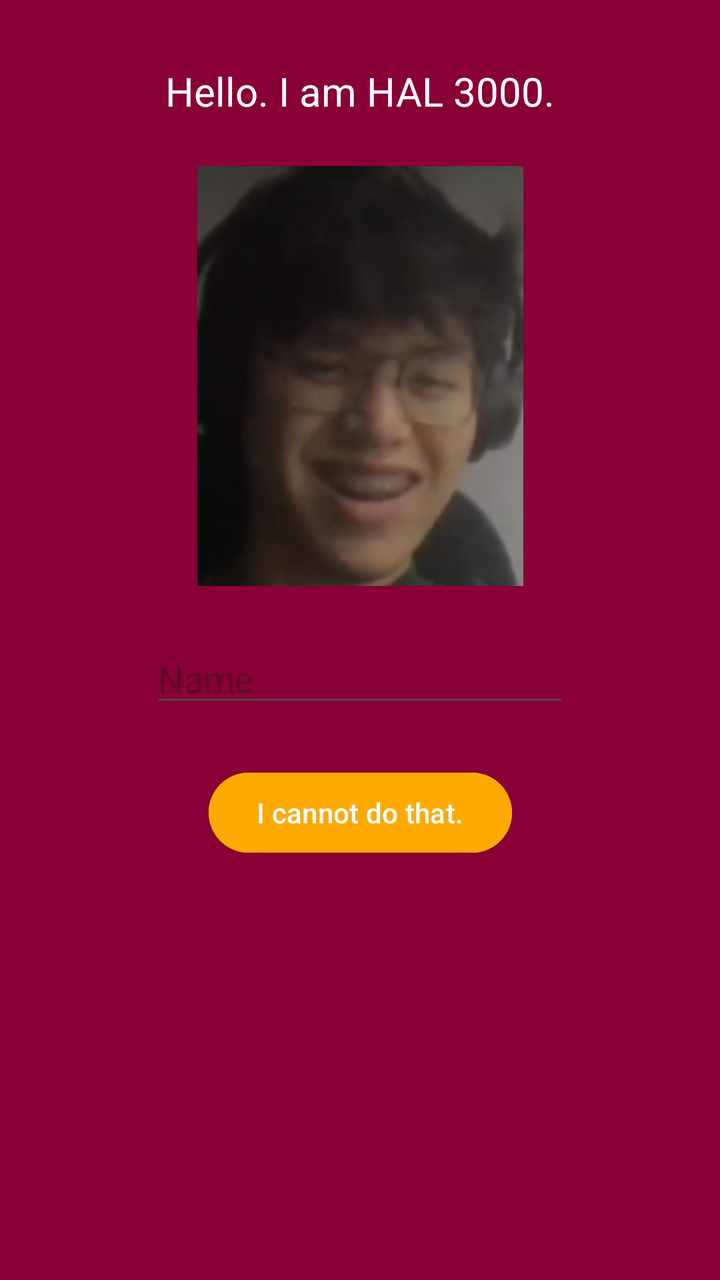
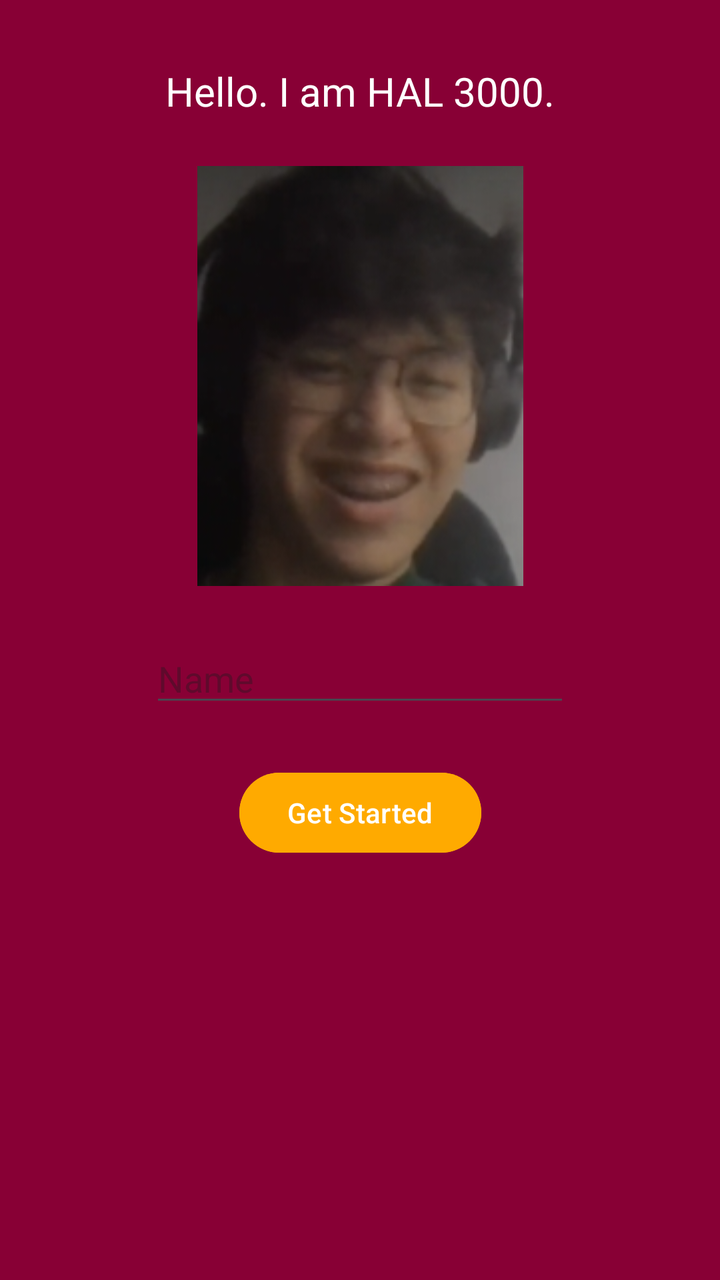

Two renders of the same Android screen: before a commit and after it. Below are the layout's source before the change and the commit's diff.
<!-- AndroidManifest.xml: application theme Theme.Study_buddy -->
<!-- res/layout/activity_main.xml -->
<?xml version="1.0" encoding="utf-8"?>
<androidx.constraintlayout.widget.ConstraintLayout
    xmlns:android="http://schemas.android.com/apk/res/android"
    xmlns:app="http://schemas.android.com/apk/res-auto"
    xmlns:tools="http://schemas.android.com/tools"
    android:id="@+id/main"
    android:layout_width="match_parent"
    android:layout_height="match_parent"
    android:background="#880035"
    tools:context=".MainActivity">

    <TextView
        android:id="@+id/textView"
        android:layout_width="wrap_content"
        android:layout_height="wrap_content"
        android:text="Hello. I am HAL 3000."
        android:textSize="20sp"
        android:textColor="#FFFFFF"
        app:layout_constraintTop_toTopOf="parent"
        app:layout_constraintStart_toStartOf="parent"
        app:layout_constraintEnd_toEndOf="parent"
        android:layout_marginTop="32dp"/>

    <ImageView
        android:id="@+id/imageView"
        android:layout_width="wrap_content"
        android:layout_height="wrap_content"
        app:srcCompat="@drawable/gabe2"
        app:layout_constraintTop_toBottomOf="@id/textView"
        app:layout_constraintStart_toStartOf="parent"
        app:layout_constraintEnd_toEndOf="parent"
        android:layout_marginTop="24dp"/>

    <EditText
        android:id="@+id/inputText"
        android:layout_width="wrap_content"
        android:layout_height="wrap_content"
        android:ems="10"
        android:inputType="text"
        android:hint="Name"
        app:layout_constraintTop_toBottomOf="@id/imageView"
        app:layout_constraintStart_toStartOf="parent"
        app:layout_constraintEnd_toEndOf="parent"
        android:layout_marginTop="24dp"/>

    <Button
        android:id="@+id/button"
        android:layout_width="wrap_content"
        android:layout_height="wrap_content"
        android:text="I cannot do that."
        android:backgroundTint="#FFaa00"
        app:layout_constraintTop_toBottomOf="@id/inputText"
        app:layout_constraintStart_toStartOf="parent"
        app:layout_constraintEnd_toEndOf="parent"
        android:layout_marginTop="24dp"/>

</androidx.constraintlayout.widget.ConstraintLayout>
<!-- resources referenced by this layout -->
<resources>
  <!-- drawable gabe2: png bitmap (drawable, 64238 bytes) -->
  <style name="Theme.Study_buddy" parent="Base.Theme.Study_buddy" />
  <style name="Base.Theme.Study_buddy" parent="Theme.Material3.DayNight.NoActionBar">
          
          
      </style>
</resources>

<!-- the commit's change to res/layout/activity_main.xml (unified diff, before → after) -->
@@ -47,7 +47,7 @@
         android:id="@+id/button"
         android:layout_width="wrap_content"
         android:layout_height="wrap_content"
-        android:text="I cannot do that."
+        android:text="Get Started"
         android:backgroundTint="#FFaa00"
         app:layout_constraintTop_toBottomOf="@id/inputText"
         app:layout_constraintStart_toStartOf="parent"
